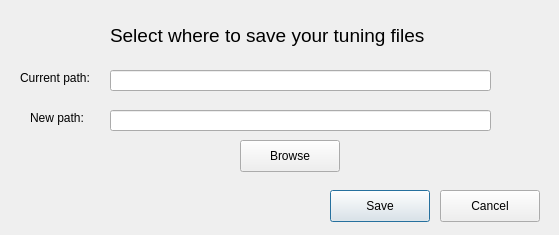
Before: the Qt Designer form dialog.ui in Azuyah/Map-Tool, drawn with Qt 5.
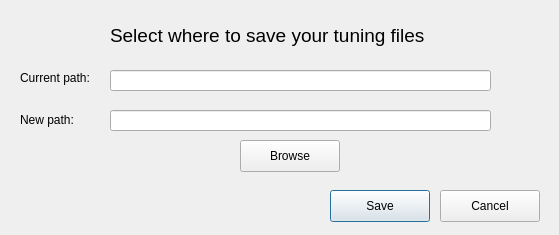
After: the same form once the commit is applied.

Patch:
```diff
--- a/dialog.ui
+++ b/dialog.ui
@@ -35,10 +35,10 @@
   <widget class="QLabel" name="label">
    <property name="geometry">
     <rect>
-     <x>30</x>
+     <x>20</x>
      <y>110</y>
-     <width>61</width>
-     <height>16</height>
+     <width>71</width>
+     <height>20</height>
     </rect>
    </property>
    <property name="text">
```
